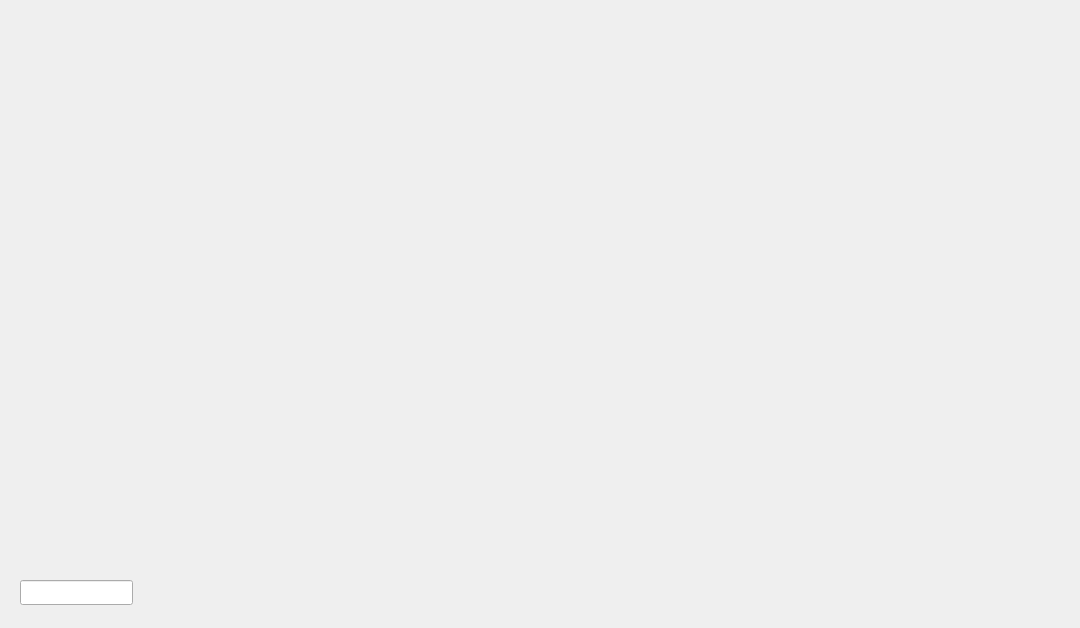
hospitaler17/attractors, file gui/fmattarctorviewer.ui: the form before one commit.
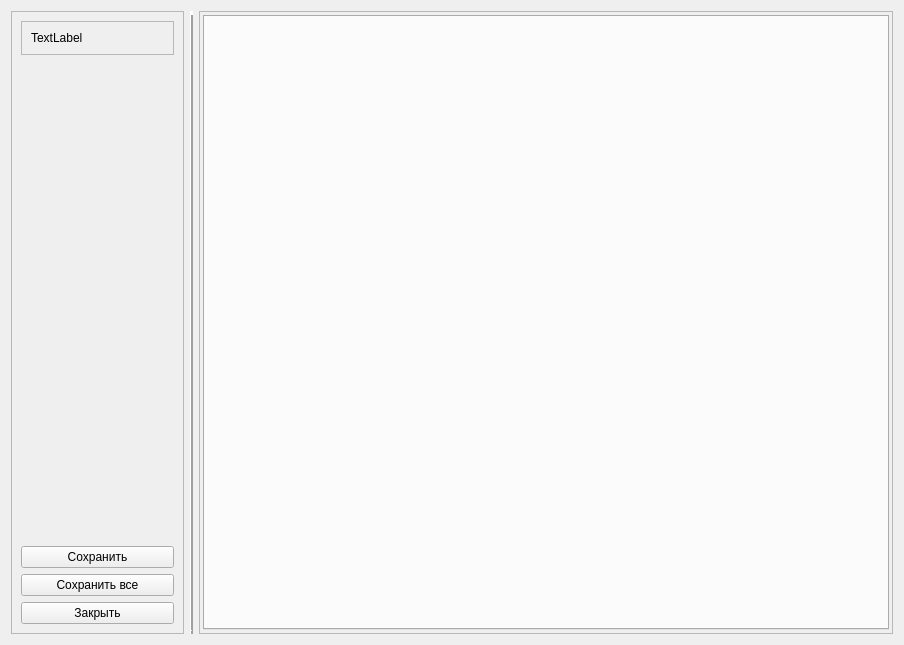
The form after the commit.

The edit to the form file:
```diff
--- a/gui/fmattarctorviewer.ui
+++ b/gui/fmattarctorviewer.ui
@@ -6,23 +6,139 @@
    <rect>
     <x>0</x>
     <y>0</y>
-    <width>1080</width>
-    <height>628</height>
+    <width>904</width>
+    <height>645</height>
    </rect>
   </property>
   <property name="windowTitle">
    <string>Form</string>
   </property>
-  <widget class="QLineEdit" name="lineEdit">
-   <property name="geometry">
-    <rect>
-     <x>20</x>
-     <y>580</y>
-     <width>113</width>
-     <height>25</height>
-    </rect>
-   </property>
-  </widget>
+  <layout class="QHBoxLayout" name="horizontalLayout">
+   <item>
+    <widget class="QFrame" name="frame">
+     <property name="sizePolicy">
+      <sizepolicy hsizetype="Preferred" vsizetype="Preferred">
+       <horstretch>20</horstretch>
+       <verstretch>0</verstretch>
+      </sizepolicy>
+     </property>
+     <property name="frameShape">
+      <enum>QFrame::StyledPanel</enum>
+     </property>
+     <property name="frameShadow">
+      <enum>QFrame::Raised</enum>
+     </property>
+     <layout class="QVBoxLayout" name="verticalLayout">
+      <item>
+       <widget class="QFrame" name="frame_3">
+        <property name="frameShape">
+         <enum>QFrame::StyledPanel</enum>
+        </property>
+        <property name="frameShadow">
+         <enum>QFrame::Raised</enum>
+        </property>
+        <layout class="QVBoxLayout" name="verticalLayout_3">
+         <item>
+          <widget class="QLabel" name="label">
+           <property name="text">
+            <string>TextLabel</string>
+           </property>
+          </widget>
+         </item>
+        </layout>
+       </widget>
+      </item>
+      <item>
+       <spacer name="verticalSpacer">
+        <property name="orientation">
+         <enum>Qt::Vertical</enum>
+        </property>
+        <property name="sizeHint" stdset="0">
+         <size>
+          <width>20</width>
+          <height>526</height>
+         </size>
+        </property>
+       </spacer>
+      </item>
+      <item>
+       <widget class="QPushButton" name="pb_save">
+        <property name="text">
+         <string>Сохранить</string>
+        </property>
+       </widget>
+      </item>
+      <item>
+       <widget class="QPushButton" name="pb_save_all">
+        <property name="text">
+         <string>Сохранить все</string>
+        </property>
+       </widget>
+      </item>
+      <item>
+       <widget class="QPushButton" name="pb_close">
+        <property name="text">
+         <string>Закрыть</string>
+        </property>
+       </widget>
+      </item>
+     </layout>
+    </widget>
+   </item>
+   <item>
+    <widget class="Line" name="line">
+     <property name="frameShadow">
+      <enum>QFrame::Raised</enum>
+     </property>
+     <property name="lineWidth">
+      <number>4</number>
+     </property>
+     <property name="orientation">
+      <enum>Qt::Vertical</enum>
+     </property>
+    </widget>
+   </item>
+   <item>
+    <widget class="QFrame" name="frame_2">
+     <property name="sizePolicy">
+      <sizepolicy hsizetype="Preferred" vsizetype="Preferred">
+       <horstretch>80</horstretch>
+       <verstretch>0</verstretch>
+      </sizepolicy>
+     </property>
+     <property name="frameShape">
+      <enum>QFrame::StyledPanel</enum>
+     </property>
+     <property name="frameShadow">
+      <enum>QFrame::Raised</enum>
+     </property>
+     <layout class="QVBoxLayout" name="verticalLayout_2">
+      <property name="spacing">
+       <number>3</number>
+      </property>
+      <property name="leftMargin">
+       <number>3</number>
+      </property>
+      <property name="topMargin">
+       <number>3</number>
+      </property>
+      <property name="rightMargin">
+       <number>3</number>
+      </property>
+      <property name="bottomMargin">
+       <number>3</number>
+      </property>
+      <item>
+       <widget class="QTabWidget" name="tabWidget">
+        <property name="currentIndex">
+         <number>-1</number>
+        </property>
+       </widget>
+      </item>
+     </layout>
+    </widget>
+   </item>
+  </layout>
  </widget>
  <resources/>
  <connections/>
```
Left out of the diff: 4 changed lines with no effect on the pictures.
